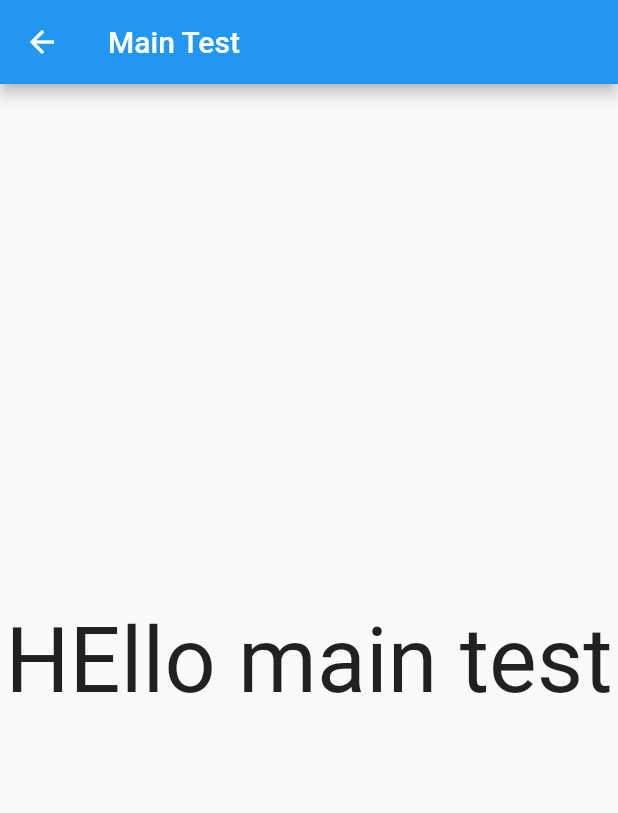
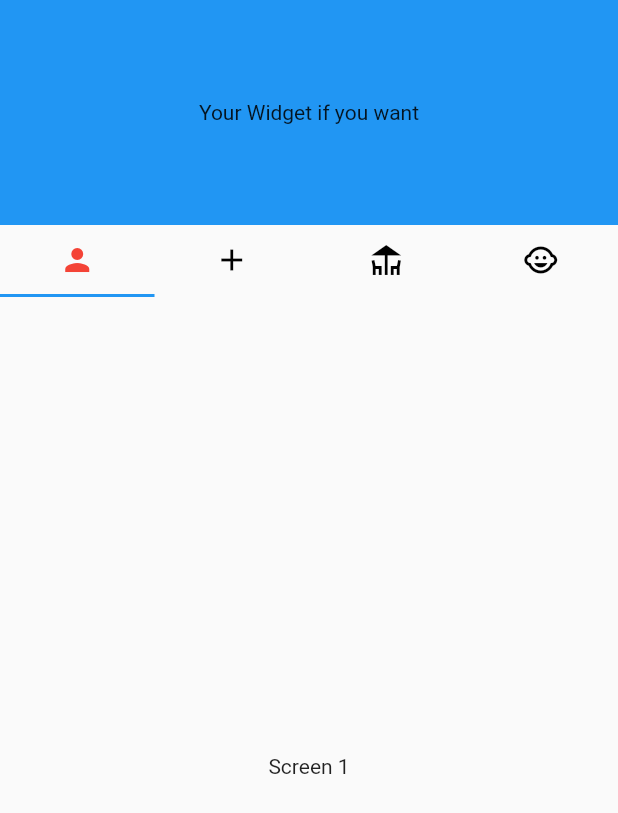
Before and after one commit to attoubo/TasteatRecipeDeliveryApp, a Flutter app: the MainTest screen opened directly, on a phone screen of 412 x 824 dp. Shown: the top 813 px of the screen. Run offline on Flutter 3.47's test engine with Material 2 defaults, Android fonts, the phone set to English and light mode, and no system bars; our stand-ins replace animated_text_kit.

Commit message:
bottom navigation bar fixed

```diff
--- a/lib/main.dart
+++ b/lib/main.dart
@@ -25,7 +25,7 @@ class MyApp extends StatelessWidget {
       // home: WelcomeScreen(),
       initialRoute: '/',
       routes: {
-        '/': (context) => const ProfileScreen(),
+        '/': (context) => const MainTest(),
         '/login_screen': (context) => LoginScreen(),
         '/registration_screen': (context) => RegistrationScreen(),
         '/reset_password': (context) => ResetPasswordScreen(),
--- a/lib/screens/test.dart
+++ b/lib/screens/test.dart
@@ -8,17 +8,87 @@ class MainTest extends StatefulWidget {
   State<MainTest> createState() => _MainTestState();
 }
 
-class _MainTestState extends State<MainTest> {
+class _MainTestState extends State<MainTest> with SingleTickerProviderStateMixin {
+  TabController? _tabController;
+
+  @override
+  void initState() {
+    _tabController = TabController(length: 4, vsync: this);
+    super.initState();
+  }
+
   @override
   Widget build(BuildContext context) {
     return Scaffold(
-      appBar: AppBar(
-        title: const Text(
-          'Main Test'
+      body: Container(
+        child: Column(
+          crossAxisAlignment: CrossAxisAlignment.center,
+          children: [
+            Container(
+              height: 150,
+              child: const Center(
+                child: Text(
+                  'Your Widget if you want',
+                ),
+              ),
+              color: Colors.blue,
+            ),
+            TabBar(
+              unselectedLabelColor: Colors.black,
+              labelColor: Colors.red,
+              tabs: const [
+                Tab(
+                  icon: Icon(Icons.person),
+                ),
+                Tab(
+                  icon: Icon(
+                    Icons.add,
+                  ),
+                ),
+                Tab(
+                  icon: Icon(
+                    Icons.deck,
+                  ),
+                ),
+                Tab(
+                  icon: Icon(
+                    Icons.child_care,
+                  ),
+                ),
+              ],
+              controller: _tabController,
+              indicatorSize: TabBarIndicatorSize.tab,
+            ),
+            Expanded(
+              child: TabBarView(
+                children: const [
+                  Center(
+                    child: Text(
+                      'Screen 1',
+                    ),
+                  ),
+                  Center(
+                    child: Text(
+                      'Screen 2',
+                    ),
+                  ),
+                  Center(
+                    child: Text(
+                      'Screen 3',
+                    ),
+                  ),
+                  Center(
+                    child: Text(
+                      'Screen 4',
+                    ),
+                  ),
+                ],
+                controller: _tabController,
+              ),
+            ),
+          ],
         ),
       ),
-      body: const Center(child: Text("HEllo main test", style: TextStyle(fontSize: 60.0),),),
-      // bottomNavigationBar: ,
     );
   }
 }
```
Also changed, not shown: lib/screens/user_profile/profile_screen.dart (+62 -8 lines), lib/screens/user_profile/profile_settings.dart (added, +12 -0 lines).
